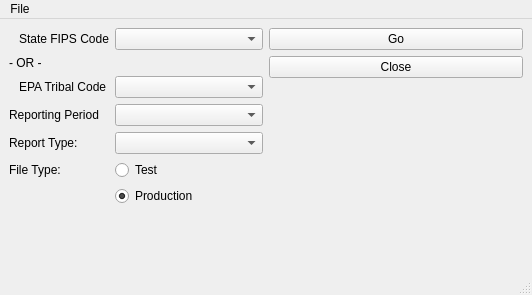
First picture: the form in ui/ui_main_window2.ui, repository zstamper/AFCARS-AXE, before the edit.
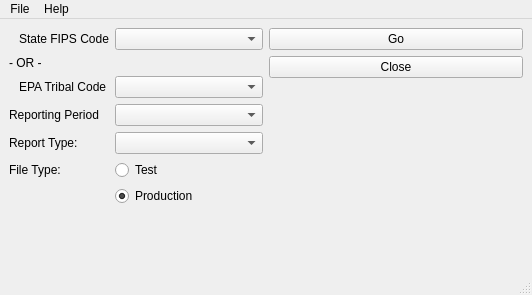
Second picture: the form after the edit.

The edit to the form file:
```diff
--- a/ui/ui_main_window2.ui
+++ b/ui/ui_main_window2.ui
@@ -209,7 +209,14 @@
     <addaction name="separator"/>
     <addaction name="actionQuit"/>
    </widget>
+   <widget class="QMenu" name="menuHelp">
+    <property name="title">
+     <string>Help</string>
+    </property>
+    <addaction name="actionAbout"/>
+   </widget>
    <addaction name="menu_file"/>
+   <addaction name="menuHelp"/>
   </widget>
   <widget class="QStatusBar" name="statusbar"/>
   <action name="actionQuit">
```
Left out of the diff: 7 changed lines with no effect on the pictures.
